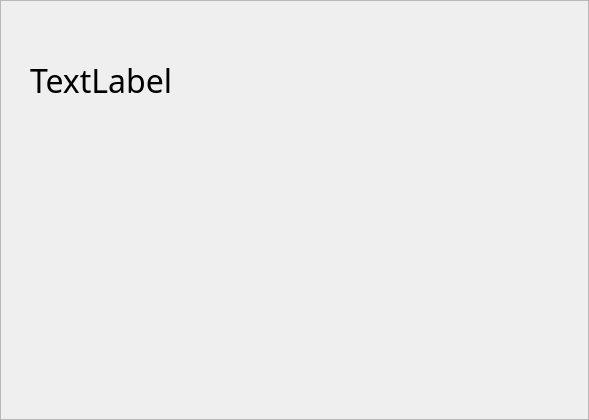
Before: the Qt Designer form mtrack/barcodelabel.ui in kyledevans/Medicine-Track, drawn with Qt 5.
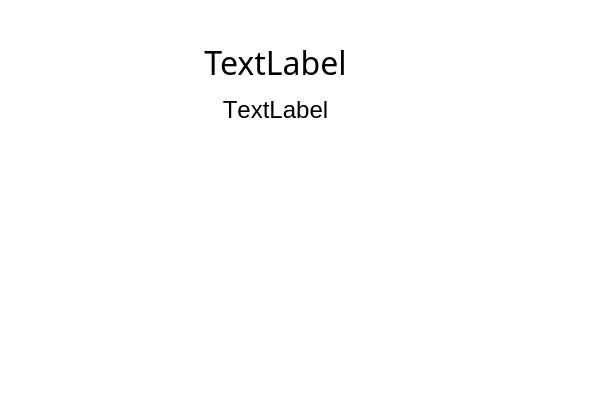
After: the same form once the commit is applied.

What changed in the file:
```diff
--- a/mtrack/barcodelabel.ui
+++ b/mtrack/barcodelabel.ui
@@ -13,11 +13,14 @@
   <property name="windowTitle">
    <string>Frame</string>
   </property>
+  <property name="styleSheet">
+   <string notr="true">background-color: #FFFFFF</string>
+  </property>
   <property name="frameShape">
-   <enum>QFrame::StyledPanel</enum>
+   <enum>QFrame::NoFrame</enum>
   </property>
   <property name="frameShadow">
-   <enum>QFrame::Raised</enum>
+   <enum>QFrame::Plain</enum>
   </property>
   <widget class="QWidget" name="verticalLayoutWidget">
    <property name="geometry">
@@ -25,7 +28,7 @@
      <x>30</x>
      <y>40</y>
      <width>491</width>
-     <height>80</height>
+     <height>113</height>
     </rect>
    </property>
    <layout class="QVBoxLayout" name="verticalLayout">
@@ -46,8 +49,57 @@
       <property name="text">
        <string>TextLabel</string>
       </property>
+      <property name="alignment">
+       <set>Qt::AlignCenter</set>
+      </property>
      </widget>
     </item>
+    <item>
+     <spacer name="verticalSpacer">
+      <property name="orientation">
+       <enum>Qt::Vertical</enum>
+      </property>
+      <property name="sizeType">
+       <enum>QSizePolicy::Fixed</enum>
+      </property>
+      <property name="sizeHint" stdset="0">
+       <size>
+        <width>20</width>
+        <height>5</height>
+       </size>
+      </property>
+     </spacer>
+    </item>
+    <item>
+     <widget class="QLabel" name="asciiLabel">
+      <property name="font">
+       <font>
+        <family>Arial</family>
+        <pointsize>18</pointsize>
+        <kerning>false</kerning>
+       </font>
+      </property>
+      <property name="text">
+       <string>TextLabel</string>
+      </property>
+      <property name="alignment">
+       <set>Qt::AlignCenter</set>
+      </property>
+     </widget>
+    </item>
+    <item>
+     <spacer name="verticalSpacer_2">
+      <property name="orientation">
+       <enum>Qt::Vertical</enum>
+      </property>
+      <property name="sizeHint" stdset="0">
+       <size>
+        <width>20</width>
+        <height>40</height>
+       </size>
+      </property>
+     </spacer>
+    </item>
    </layout>
   </widget>
  </widget>
```
